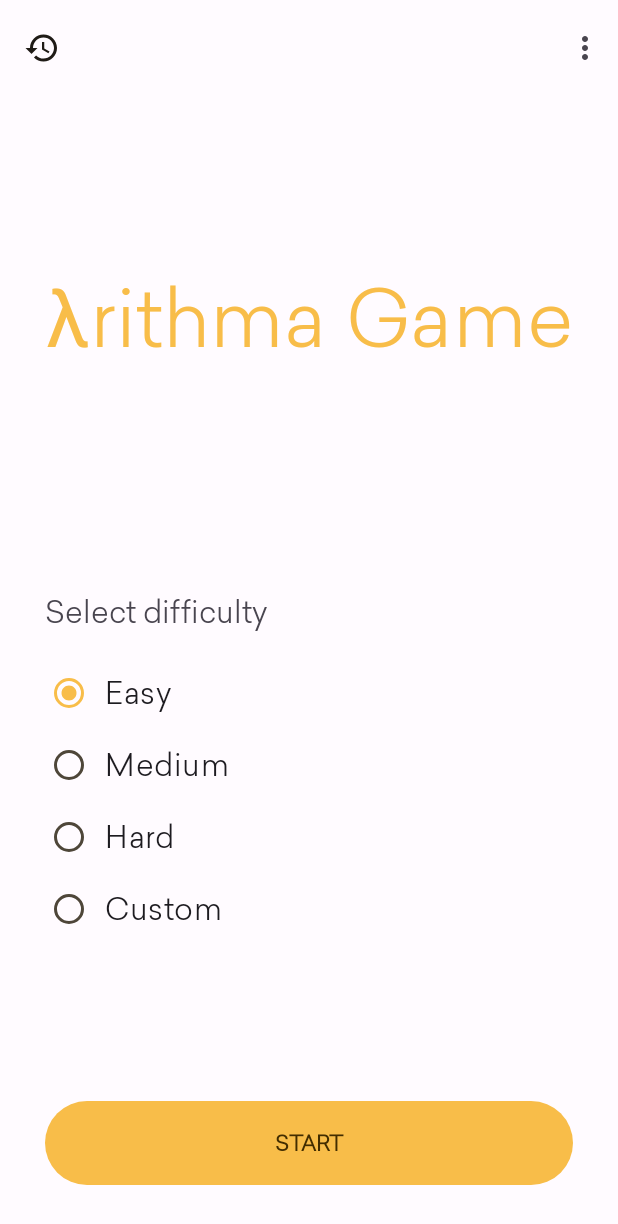
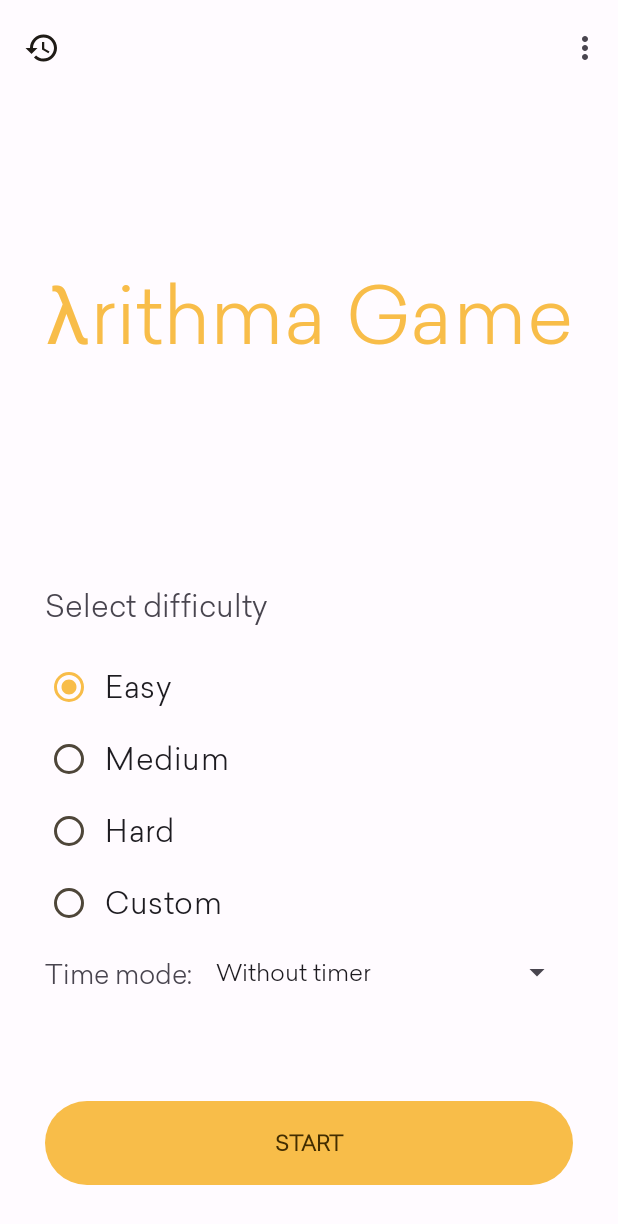
Before and after one commit to hexley21/ArithMathics, an Android app: the MenuFragment screen opened directly, with no data from a screen before it, on a phone screen of 412 x 824 dp. Shown: the top 1224 px of the screen. Run offline under Robolectric (Android 15) with nearby library versions, the phone set to English and light mode, and no system bars; our stand-ins replace Dagger/Hilt's generated code; network calls fail.

Commit message:
add timer mode field to menu

```diff
--- a/app/src/main/java/com/hxl/arithmagame/presentation/fragment/menu/MenuFragment.kt
+++ b/app/src/main/java/com/hxl/arithmagame/presentation/fragment/menu/MenuFragment.kt
@@ -7,6 +7,8 @@ import android.os.Bundle
 import android.view.LayoutInflater
 import android.view.View
 import android.view.ViewGroup
+import android.widget.AdapterView
+import android.widget.ArrayAdapter
 import androidx.fragment.app.Fragment
 import androidx.fragment.app.viewModels
 import com.hxl.arithmagame.R
@@ -91,6 +93,21 @@ class MenuFragment : Fragment() {
             }
         }
 
+        ArrayAdapter.createFromResource(
+            requireContext(), R.array.timer_array, android.R.layout.simple_spinner_item
+        ).also { adapter ->
+            adapter.setDropDownViewResource(android.R.layout.simple_spinner_dropdown_item)
+            binding.spTimerMode.adapter = adapter
+        }
+
+        binding.spTimerMode.setSelection(0, false)
+        binding.spTimerMode.onItemSelectedListener =
+            object : AdapterView.OnItemSelectedListener {
+                override fun onItemSelected(p0: AdapterView<*>?, p1: View?, p2: Int, p3: Long) {}
+
+                override fun onNothingSelected(parent: AdapterView<*>?) {}
+            }
+
         return binding.root
     }
 
--- a/app/src/main/res/layout/fragment_menu.xml
+++ b/app/src/main/res/layout/fragment_menu.xml
@@ -71,8 +71,8 @@
             android:id="@+id/radioGroup"
             android:layout_width="0dp"
             android:layout_height="wrap_content"
-            android:layout_marginBottom="100dp"
-            app:layout_constraintBottom_toTopOf="@+id/btn_start"
+            android:layout_marginBottom="10dp"
+            app:layout_constraintBottom_toTopOf="@+id/sp_timer_mode"
             app:layout_constraintEnd_toEndOf="parent"
             app:layout_constraintStart_toStartOf="parent">
 
@@ -102,12 +102,32 @@
 
             <RadioButton
                 android:id="@+id/rb_custom"
-                android:layout_width="315dp"
+                android:layout_width="match_parent"
                 android:layout_height="48dp"
                 android:padding="8dp"
                 android:text="@string/custom"
                 android:textSize="20sp" />
         </RadioGroup>
+
+        <TextView
+            android:id="@+id/tv_timer_mode"
+            android:layout_width="wrap_content"
+            android:layout_height="22dp"
+            android:text="@string/timer_mode"
+            android:textSize="17sp"
+            app:layout_constraintBottom_toBottomOf="@+id/sp_timer_mode"
+            app:layout_constraintStart_toStartOf="@+id/radioGroup"
+            app:layout_constraintTop_toTopOf="@+id/sp_timer_mode" />
+
+        <Spinner
+            android:id="@+id/sp_timer_mode"
+            android:layout_width="0dp"
+            android:layout_height="wrap_content"
+            android:layout_marginStart="8dp"
+            android:layout_marginBottom="70dp"
+            app:layout_constraintBottom_toTopOf="@+id/btn_start"
+            app:layout_constraintEnd_toEndOf="@+id/radioGroup"
+            app:layout_constraintStart_toEndOf="@+id/tv_timer_mode" />
 
         <Button
             android:id="@+id/btn_start"
--- a/app/src/main/res/values/strings.xml
+++ b/app/src/main/res/values/strings.xml
@@ -15,6 +15,13 @@
     <string name="menu_theme">Theme</string>
     <string name="menu_language">Language</string>
     <string name="menu_rate">Rate</string>
+
+    <!-- Time mode -->
+    <string name="timer_mode">Time mode:</string>
+    <string-array name="timer_array">
+        <item>Without timer</item>
+        <item>With timer</item>
+    </string-array>
 
     <!-- Dialogs -->
     <string name="ok">OK</string>
```
Also changed, not shown: 1 other file.
